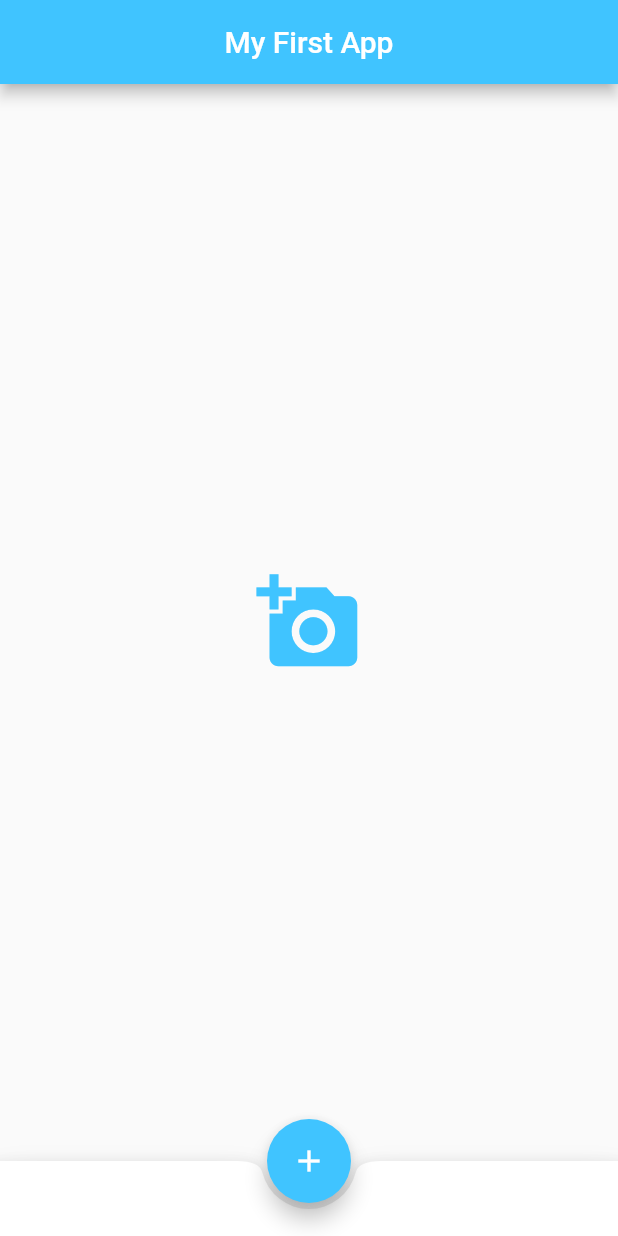
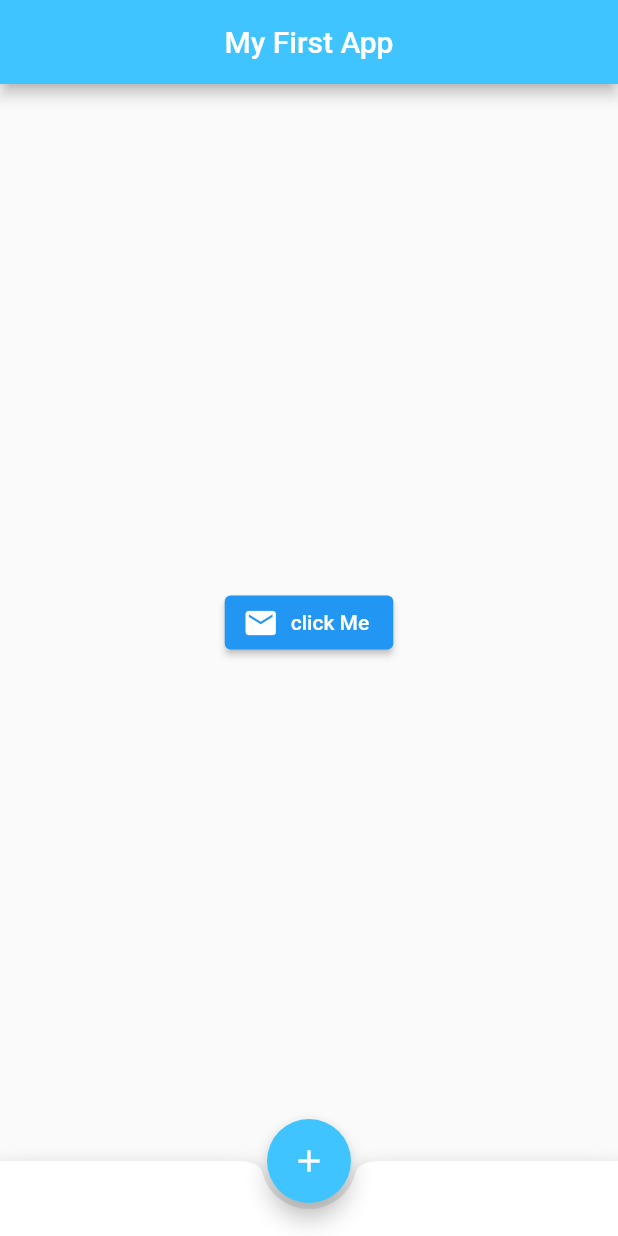
Before and after one commit to ArslanHayat12/Flutter-First-APP, a Flutter app: the screen it shows after launch, on a phone screen of 412 x 824 dp. Run offline on Flutter 3.47's test engine with Material 2 defaults, Android fonts, the phone set to English and light mode, and no system bars.

Commit message:
Icons button

```diff
--- a/lib/main.dart
+++ b/lib/main.dart
@@ -15,11 +15,16 @@ class Home extends StatelessWidget {
         backgroundColor: Colors.lightBlueAccent,
       ),
       body: Center(
-        child:Icon(
-          Icons.add_a_photo,
-          color: Colors.lightBlueAccent,
-          size: 70,
+        child:ElevatedButton.icon(
+          onPressed: (){print("Elevated Button");},
+            icon: Icon(Icons.mail),
+          label: Text('click Me')
         )
+//        Icon(
+//          Icons.add_a_photo,
+//          color: Colors.lightBlueAccent,
+//          size: 70,
+//        )
 //        Image(
 //            image:AssetImage('assets/2.jpg')
 //        )
```
